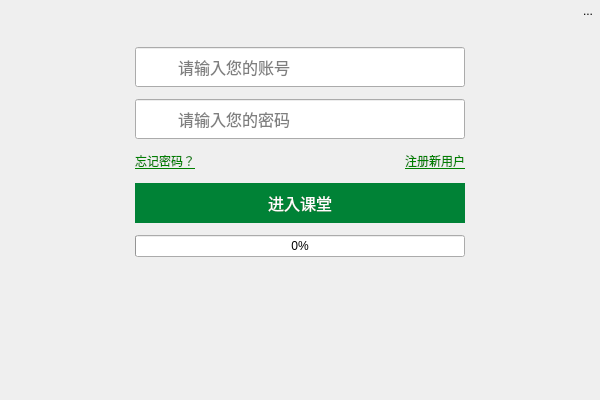
Before: the Qt Designer form QtClassClient/BeforeClass/logindialog.ui in ideallx/serveree, drawn with Qt 5.
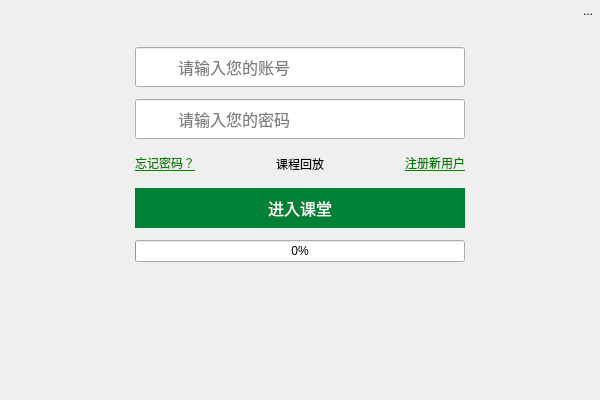
After: the same form once the commit is applied. Icons and pictures are not drawn.

Diff of the .ui file:
```diff
--- a/QtClassClient/BeforeClass/logindialog.ui
+++ b/QtClassClient/BeforeClass/logindialog.ui
@@ -228,6 +228,29 @@
            </property>
           </widget>
          </item>
+         <item>
+          <spacer name="horizontalSpacer_2">
+           <property name="orientation">
+            <enum>Qt::Horizontal</enum>
+           </property>
+           <property name="sizeHint" stdset="0">
+            <size>
+             <width>40</width>
+             <height>20</height>
+            </size>
+           </property>
+          </spacer>
+         </item>
+         <item>
+          <widget class="QToolButton" name="toolButton">
+           <property name="text">
+            <string>课程回放</string>
+           </property>
+           <property name="autoRaise">
+            <bool>true</bool>
+           </property>
+          </widget>
+         </item>
          <item>
           <spacer name="horizontalSpacer">
            <property name="orientation">
```
